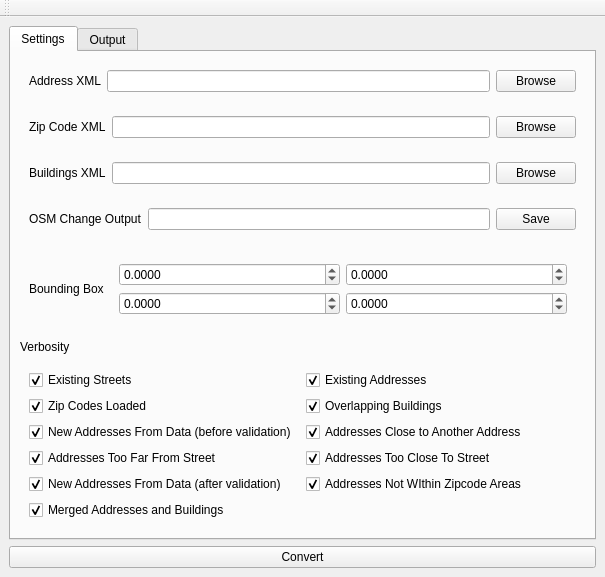
saiarcot895/osm-fulton-address, file MainForm.ui: the form before one commit.
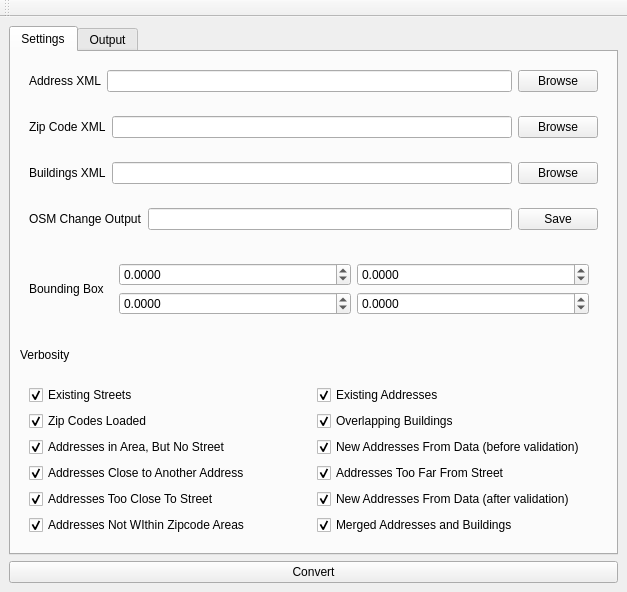
The form after the commit.

Commit message: Add logging for addresses in the area, but no matching street.

Diff of the .ui file:
```diff
--- a/MainForm.ui
+++ b/MainForm.ui
@@ -6,8 +6,8 @@
    <rect>
     <x>0</x>
     <y>0</y>
-    <width>605</width>
-    <height>565</height>
+    <width>627</width>
+    <height>592</height>
    </rect>
   </property>
   <property name="windowTitle">
@@ -251,46 +251,6 @@
              </property>
             </widget>
            </item>
-           <item row="2" column="2">
-            <widget class="QCheckBox" name="checkBox_4">
-             <property name="text">
-              <string>Addresses Close to Another Address</string>
-             </property>
-             <property name="checked">
-              <bool>true</bool>
-             </property>
-            </widget>
-           </item>
-           <item row="3" column="0">
-            <widget class="QCheckBox" name="checkBox_5">
-             <property name="text">
-              <string>Addresses Too Far From Street</string>
-             </property>
-             <property name="checked">
-              <bool>true</bool>
-             </property>
-            </widget>
-           </item>
-           <item row="3" column="2">
-            <widget class="QCheckBox" name="checkBox_6">
-             <property name="text">
-              <string>Addresses Too Close To Street</string>
-             </property>
-             <property name="checked">
-              <bool>true</bool>
-             </property>
-            </widget>
-           </item>
-           <item row="4" column="0">
-            <widget class="QCheckBox" name="checkBox_7">
-             <property name="text">
-              <string>New Addresses From Data (after validation)</string>
-             </property>
-             <property name="checked">
-              <bool>true</bool>
-             </property>
-            </widget>
-           </item>
            <item row="1" column="0">
             <widget class="QCheckBox" name="checkBox_8">
              <property name="text">
@@ -311,17 +271,7 @@
              </property>
             </widget>
            </item>
-           <item row="2" column="0">
-            <widget class="QCheckBox" name="checkBox_3">
-             <property name="text">
-              <string>New Addresses From Data (before validation)</string>
-             </property>
-             <property name="checked">
-              <bool>true</bool>
-             </property>
-            </widget>
-           </item>
-           <item row="5" column="0">
+           <item row="5" column="2">
             <widget class="QCheckBox" name="checkBox_10">
              <property name="text">
               <string>Merged Addresses and Buildings</string>
@@ -331,7 +281,7 @@
              </property>
             </widget>
            </item>
-           <item row="4" column="2">
+           <item row="5" column="0">
             <widget class="QCheckBox" name="checkBox_11">
              <property name="text">
               <string>Addresses Not WIthin Zipcode Areas</string>
@@ -341,6 +291,66 @@
              </property>
             </widget>
            </item>
+           <item row="4" column="2">
+            <widget class="QCheckBox" name="checkBox_7">
+             <property name="text">
+              <string>New Addresses From Data (after validation)</string>
+             </property>
+             <property name="checked">
+              <bool>true</bool>
+             </property>
+            </widget>
+           </item>
+           <item row="4" column="0">
+            <widget class="QCheckBox" name="checkBox_6">
+             <property name="text">
+              <string>Addresses Too Close To Street</string>
+             </property>
+             <property name="checked">
+              <bool>true</bool>
+             </property>
+            </widget>
+           </item>
+           <item row="3" column="2">
+            <widget class="QCheckBox" name="checkBox_5">
+             <property name="text">
+              <string>Addresses Too Far From Street</string>
+             </property>
+             <property name="checked">
+              <bool>true</bool>
+             </property>
+            </widget>
+           </item>
+           <item row="3" column="0">
+            <widget class="QCheckBox" name="checkBox_4">
+             <property name="text">
+              <string>Addresses Close to Another Address</string>
+             </property>
+             <property name="checked">
+              <bool>true</bool>
+             </property>
+            </widget>
+           </item>
+           <item row="2" column="2">
+            <widget class="QCheckBox" name="checkBox_3">
+             <property name="text">
+              <string>New Addresses From Data (before validation)</string>
+             </property>
+             <property name="checked">
+              <bool>true</bool>
+             </property>
+            </widget>
+           </item>
+           <item row="2" column="0">
+            <widget class="QCheckBox" name="checkBox_12">
+             <property name="text">
+              <string>Addresses in Area, But No Street</string>
+             </property>
+             <property name="checked">
+              <bool>true</bool>
+             </property>
+            </widget>
+           </item>
           </layout>
          </widget>
         </item>
```
Left out of the diff: 5 changed lines with no effect on the pictures. The commit also changes 1 other file.
